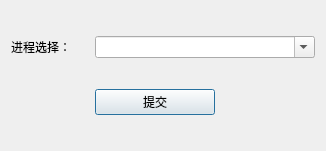
Before: the Qt Designer form ui/selectPackage.ui in dqzg12300/fridaUiTools, drawn with Qt 5.
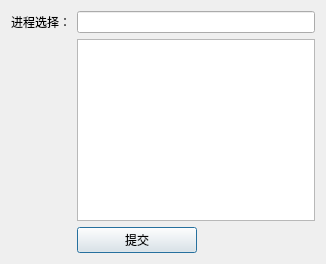
After: the same form once the commit is applied.

The edit to the form file:
```diff
--- a/ui/selectPackage.ui
+++ b/ui/selectPackage.ui
@@ -7,13 +7,26 @@
     <x>0</x>
     <y>0</y>
     <width>326</width>
-    <height>151</height>
+    <height>264</height>
    </rect>
   </property>
   <property name="windowTitle">
    <string>进程选择</string>
   </property>
   <layout class="QGridLayout" name="gridLayout">
+   <item row="2" column="2">
+    <widget class="QPushButton" name="btnSubmit">
+     <property name="maximumSize">
+      <size>
+       <width>120</width>
+       <height>16777215</height>
+      </size>
+     </property>
+     <property name="text">
+      <string>提交</string>
+     </property>
+    </widget>
+   </item>
    <item row="0" column="0">
     <widget class="QLabel" name="label_2">
      <property name="maximumSize">
@@ -27,31 +40,11 @@
      </property>
     </widget>
    </item>
-   <item row="0" column="1">
-    <widget class="QComboBox" name="cmbPackages">
-     <property name="minimumSize">
-      <size>
-       <width>220</width>
-       <height>0</height>
-      </size>
-     </property>
-     <property name="editable">
-      <bool>true</bool>
-     </property>
-    </widget>
+   <item row="1" column="2">
+    <widget class="QListWidget" name="listPackages"/>
    </item>
-   <item row="1" column="1">
-    <widget class="QPushButton" name="btnSubmit">
-     <property name="maximumSize">
-      <size>
-       <width>120</width>
-       <height>16777215</height>
-      </size>
-     </property>
-     <property name="text">
-      <string>提交</string>
-     </property>
-    </widget>
+   <item row="0" column="2">
+    <widget class="QLineEdit" name="txtPackage"/>
    </item>
   </layout>
  </widget>
```
